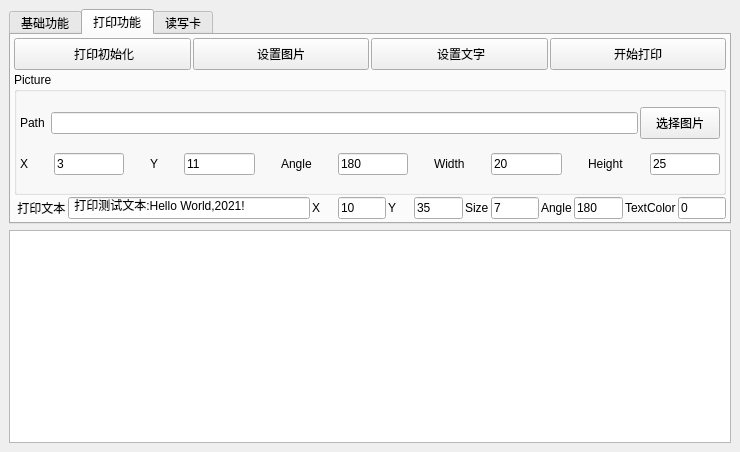
Old version of the form Z390Sample/mainwindow.ui in the repository leithergit/Z390.
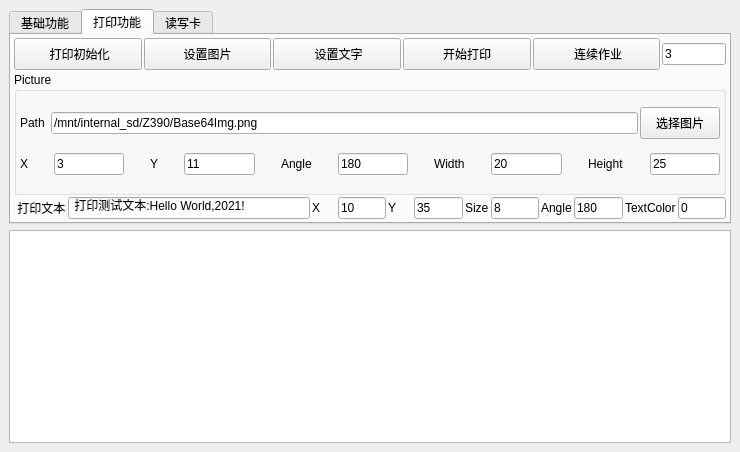
New version of the form. The open tabs and pages were chosen to show the change.

Commit message: 重新加入Evolis_Z390_LithographPrinter工程

Patch:
```diff
--- a/Z390Sample/mainwindow.ui
+++ b/Z390Sample/mainwindow.ui
@@ -505,7 +505,7 @@
          <number>3</number>
         </property>
         <item>
-         <layout class="QHBoxLayout" name="horizontalLayout">
+         <layout class="QHBoxLayout" name="horizontalLayout" stretch="2,2,2,2,2,1">
           <property name="spacing">
            <number>2</number>
           </property>
@@ -585,6 +585,38 @@
             </property>
            </widget>
           </item>
+          <item>
+           <widget class="QPushButton" name="pushButton_PrinterJob">
+            <property name="minimumSize">
+             <size>
+              <width>80</width>
+              <height>32</height>
+             </size>
+            </property>
+            <property name="maximumSize">
+             <size>
+              <width>200</width>
+              <height>16777215</height>
+             </size>
+            </property>
+            <property name="text">
+             <string> 连续作业</string>
+            </property>
+           </widget>
+          </item>
+          <item>
+           <widget class="QLineEdit" name="lineEdit_Jobs">
+            <property name="text">
+             <string>3</string>
+            </property>
+            <property name="placeholderText">
+             <string/>
+            </property>
+            <property name="clearButtonEnabled">
+             <bool>false</bool>
+            </property>
+           </widget>
+          </item>
          </layout>
         </item>
         <item>
@@ -635,7 +667,7 @@
                 </size>
                </property>
                <property name="text">
-                <string/>
+                <string>/mnt/internal_sd/Z390/Base64Img.png</string>
                </property>
               </widget>
              </item>
@@ -848,7 +880,7 @@
              </size>
             </property>
             <property name="text">
-             <string>7</string>
+             <string>8</string>
             </property>
             <property name="clearButtonEnabled">
              <bool>false</bool>
```
Left out of the diff: 18 changed lines with no effect on the pictures. The commit also changes 440 other files.
